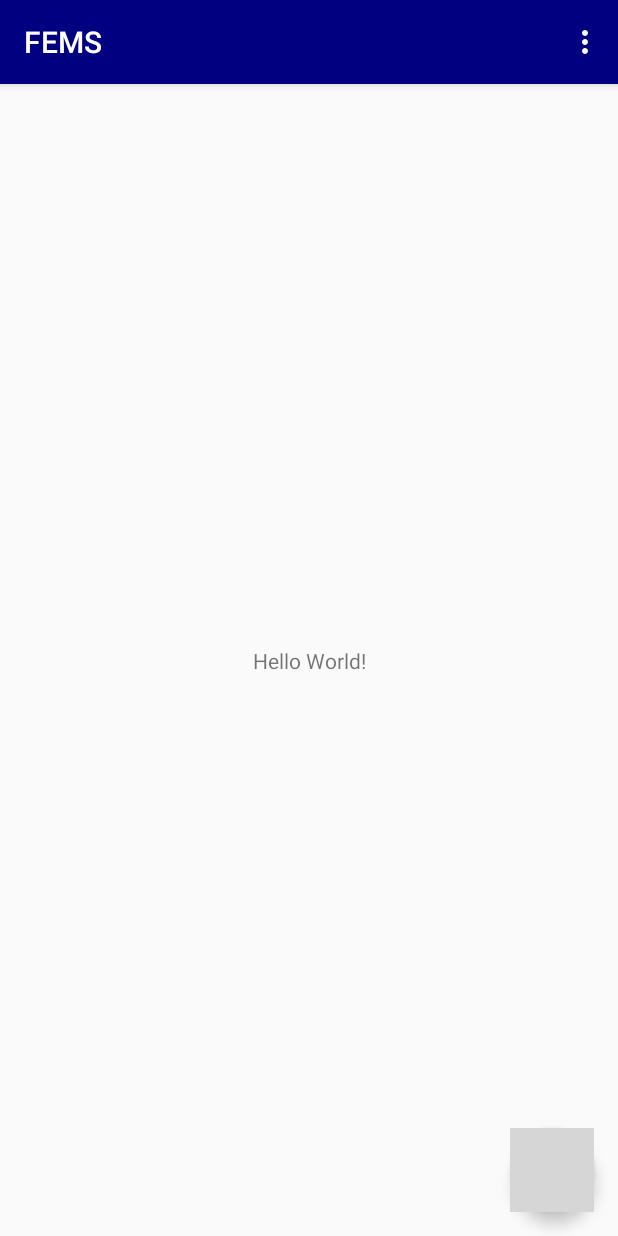
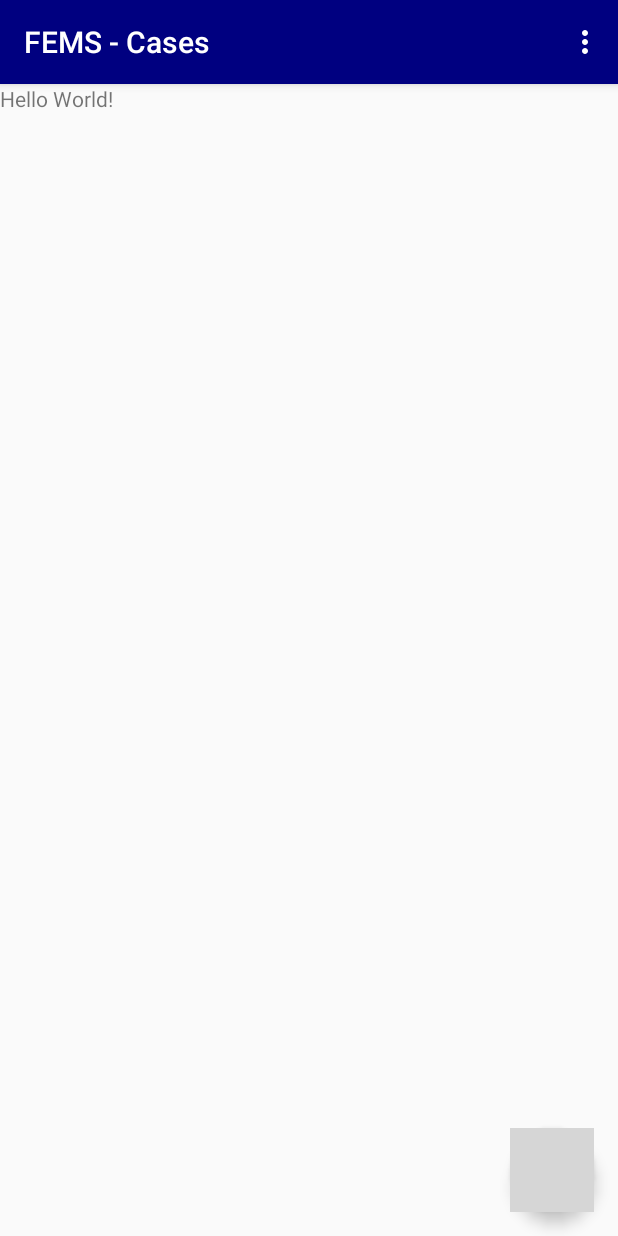
Before and after one commit to barrykeegan/FEMS, an Android app: the screen it shows after launch (MainActivity), on a phone screen of 412 x 824 dp. Run offline under Robolectric (Android 15) with nearby library versions, the phone set to English and light mode, and no system bars; grey boxes are pictures that could not be loaded.

Commit message:
Added libraries for functionality. Made floating action button background tint back compatible.

```diff
--- a/app/src/main/AndroidManifest.xml
+++ b/app/src/main/AndroidManifest.xml
@@ -11,7 +11,7 @@
         android:theme="@style/AppTheme">
         <activity
             android:name=".MainActivity"
-            android:label="@string/app_name"
+            android:label="@string/lbl_activity_case_list"
             android:theme="@style/AppTheme.NoActionBar">
             <intent-filter>
                 <action android:name="android.intent.action.MAIN" />
--- a/app/src/main/java/org/leoapps/fems/MainActivity.java
+++ b/app/src/main/java/org/leoapps/fems/MainActivity.java
@@ -1,5 +1,6 @@
 package org.leoapps.fems;
 
+import android.content.res.ColorStateList;
 import android.os.Bundle;
 import android.support.design.widget.FloatingActionButton;
 import android.support.design.widget.Snackbar;
@@ -19,6 +20,11 @@ public class MainActivity extends AppCompatActivity {
         setSupportActionBar(toolbar);
 
         FloatingActionButton fab = findViewById(R.id.fab);
+
+        //set for backgroundTint backwards compatability as per:
+        //https://stackoverflow.com/questions/27735890/lollipops-backgroundtint-has-no-effect-on-a-button/29756195#29756195
+        fab.setBackgroundTintList(new ColorStateList(new int[][]{new int[0]}, new int[]{R.color.colorSecondary}));
+
         fab.setOnClickListener(new View.OnClickListener() {
             @Override
             public void onClick(View view) {
--- a/app/src/main/res/layout/content_main.xml
+++ b/app/src/main/res/layout/content_main.xml
@@ -1,5 +1,5 @@
 <?xml version="1.0" encoding="utf-8"?>
-<android.support.constraint.ConstraintLayout xmlns:android="http://schemas.android.com/apk/res/android"
+<LinearLayout xmlns:android="http://schemas.android.com/apk/res/android"
     xmlns:app="http://schemas.android.com/apk/res-auto"
     xmlns:tools="http://schemas.android.com/tools"
     android:layout_width="match_parent"
@@ -17,4 +17,4 @@
         app:layout_constraintRight_toRightOf="parent"
         app:layout_constraintTop_toTopOf="parent" />
 
-</android.support.constraint.ConstraintLayout>
+</LinearLayout>
--- a/app/src/main/res/values/strings.xml
+++ b/app/src/main/res/values/strings.xml
@@ -1,4 +1,5 @@
 <resources>
     <string name="app_name">FEMS</string>
+    <string name="lbl_activity_case_list">FEMS - Cases</string>
     <string name="action_settings">Settings</string>
 </resources>
```
Also changed, not shown: app/build.gradle (+9 -0 lines).
